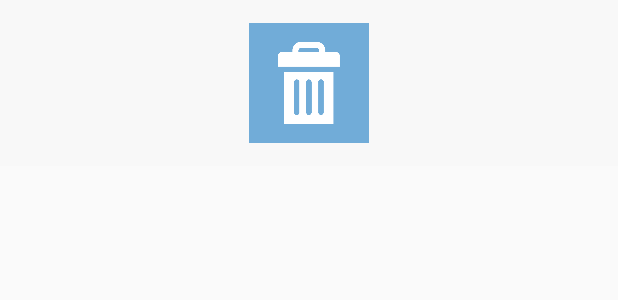
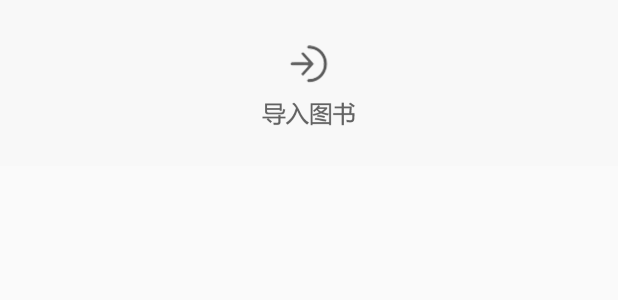
Before and after one commit to Lxr233/eBook, an Android app: the layout popupwindow.xml on its own in the app's theme, with its tools: preview values and no code run, on a phone screen of 412 x 824 dp. Shown: the top 300 px of the screen. Run offline under Robolectric (Android 15) with nearby library versions, the phone set to English and light mode, and no system bars.

Commit message:
更改了导入图书的图标

```diff
--- a/ebook/app/src/main/res/layout/popupwindow.xml
+++ b/ebook/app/src/main/res/layout/popupwindow.xml
@@ -6,7 +6,8 @@
     <ImageView
         android:layout_width="80dp"
         android:layout_height="80dp"
-        android:src="@drawable/trash"
+        android:id="@+id/importbook"
+        android:src="@drawable/importbook"
         android:layout_centerHorizontal="true"
         android:layout_margin="15dp"/>
 
```
Also changed, not shown: ebook/app/src/main/java/com/example/administrator/ebook/BaseActivity.java (+14 -8 lines), ebook/app/src/main/res/drawable/importbook.png (added).
